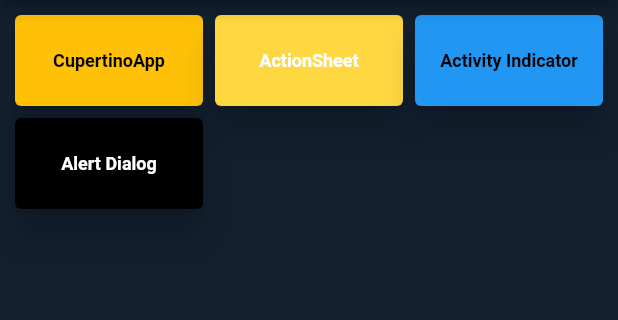
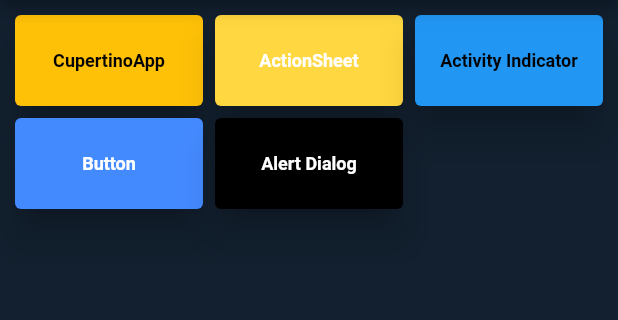
Before and after one commit to erdemgocen44/Flutter-Cupertino-Widget, a Flutter app: the screen it shows after launch, on a phone screen of 412 x 824 dp, the part 84-404 px from its top. Run offline on Flutter 3.47's test engine with Material 2 defaults, Android fonts, the phone set to English and light mode, and no system bars.

Commit message:
cupertino button start

```diff
--- a/lib/core/buttons.dart
+++ b/lib/core/buttons.dart
@@ -21,6 +21,12 @@ List<Widget> buttons = [
     rota: '/activity',
   ),
   CustomElevatedButton(
+    yazi: 'Button',
+    primary: Colors.blueAccent,
+    onprimary: Colors.white,
+    rota: '/button',
+  ),
+  CustomElevatedButton(
     yazi: 'Alert Dialog',
     primary: Colors.black,
     onprimary: Colors.white,
```
